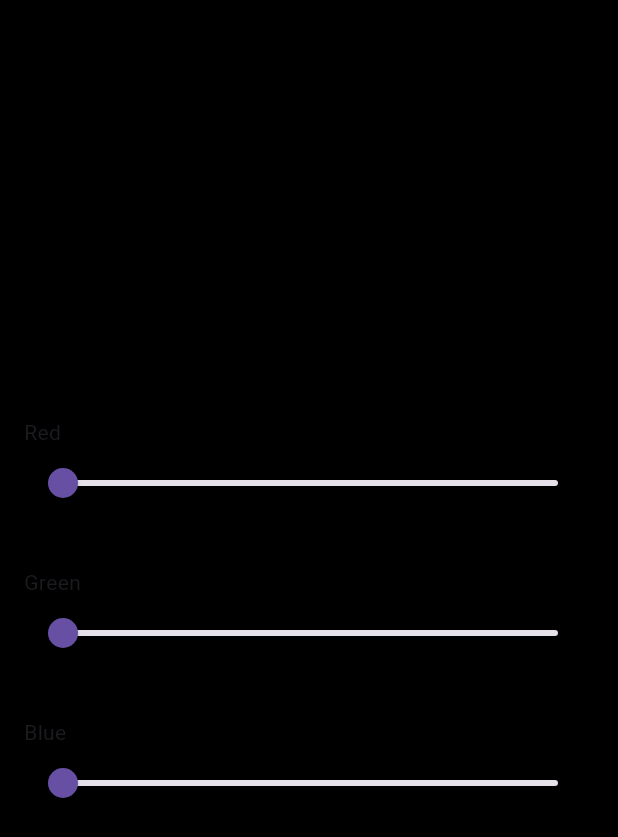
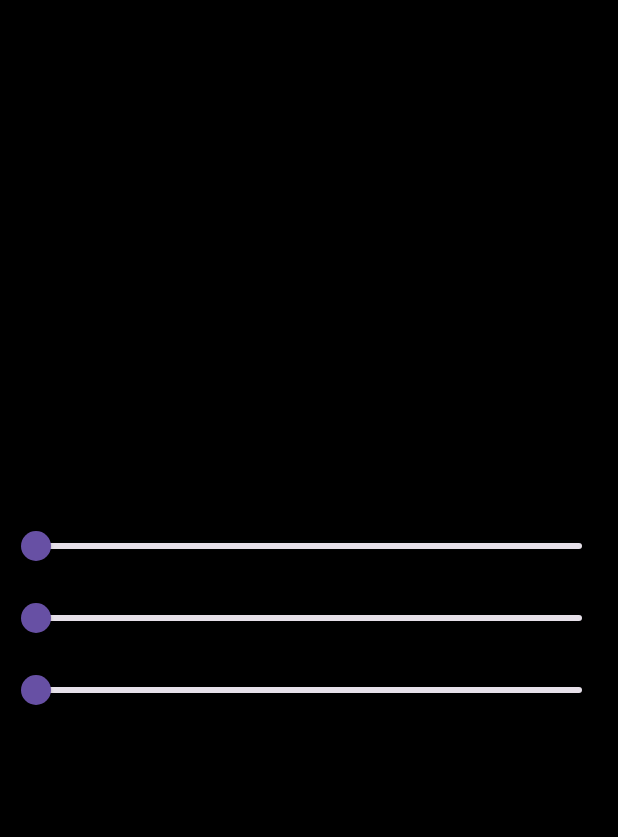
Before and after one commit to sahilgediya6405/Flutter_class, a Flutter app: the screen it shows after launch, on a phone screen of 412 x 824 dp. Shown: the top 837 px of the screen. Run offline on Flutter 3.47's test engine with Material 3 defaults, Android fonts, the light colour scheme and no system bars.

Commit message:
Assignment

```diff
--- a/Assignment/module-3/Q-10/lib/main.dart
+++ b/Assignment/module-3/Q-10/lib/main.dart
@@ -19,61 +19,56 @@ class ColorChanger extends StatefulWidget {
 }
 
 class _ColorChangerState extends State<ColorChanger> {
-  double _red = 0;
-  double _green = 0;
-  double _blue = 0;
+  double red = 0;
+  double green = 0;
+  double blue = 0;
 
   @override
   Widget build(BuildContext context) {
     return Scaffold(
       body: Container(
         color: Color.fromRGBO(
-          _red.toInt(),
-          _green.toInt(),
-          _blue.toInt(),
+          red.round(),
+          green.round(),
+          blue.round(),
           1.0,
         ),
         child: Column(
           mainAxisAlignment: MainAxisAlignment.center,
-          children: <Widget>[
-            _buildSlider('Red', _red, (value) {
+          children: [
+            Slider(
+                value: red,
+                onChanged: (value) {
                   setState(() {
-                _red = value;
+                    red = value;
                   });
-            }),
-            _buildSlider('Green', _green, (value) {
+                },
+                min: 0,
+                max: 255,
+                label: 'Red: $red'),
+            Slider(
+                value: green,
+                onChanged: (value) {
                   setState(() {
-                _green = value;
+                    green = value;
                   });
-            }),
-            _buildSlider('Blue', _blue, (value) {
+                },
+                min: 0,
+                max: 255,
+                label: 'Green: $green'),
+            Slider(
+                value: blue,
+                onChanged: (value) {
                   setState(() {
-                _blue = value;
+                    blue = value;
                   });
-            }),
+                },
+                min: 0,
+                max: 255,
+                label: 'Blue: $blue'),
           ],
         ),
       ),
     );
   }
-
-  Widget _buildSlider(
-      String label, double value, ValueChanged<double> onChanged) {
-    return Padding(
-      padding: const EdgeInsets.all(16.0),
-      child: Column(
-        crossAxisAlignment: CrossAxisAlignment.start,
-        children: <Widget>[
-          Text(label),
-          Slider(
-            value: value,
-            min: 0,
-            max: 255,
-            divisions: 255,
-            onChanged: onChanged,
-          ),
-        ],
-      ),
-    );
 }
-}
--- a/Assignment/module-3/Q-11/lib/Ragistration.dart
+++ b/Assignment/module-3/Q-11/lib/Ragistration.dart
@@ -12,7 +12,7 @@ class _RagistrationState extends State<Ragistration> {
   bool Swiched = false;
   @override
   Widget build(BuildContext context) {
-    void toggleSwitch(bool value) {
+    void message(bool value) {
       if (Swiched == false) {
         setState(() {
           Swiched = true;
@@ -128,7 +128,7 @@ class _RagistrationState extends State<Ragistration> {
               ),
               Switch(
                 value: Swiched,
-                onChanged: toggleSwitch,
+                onChanged: message,
                 activeColor: Colors.blue,
               ),
             ],
--- a/Assignment/module-3/Q-3/lib/main.dart
+++ b/Assignment/module-3/Q-3/lib/main.dart
@@ -8,7 +8,7 @@ void main() {
 }
 
 class MainApp extends StatelessWidget {
-  final _name = TextEditingController();
+  final name = TextEditingController();
 
   @override
   Widget build(BuildContext context) {
@@ -19,7 +19,7 @@ class MainApp extends StatelessWidget {
           Padding(
             padding: EdgeInsets.all(10),
             child: TextField(
-                controller: _name,
+                controller: name,
                 decoration: InputDecoration(
                     border: OutlineInputBorder(
                         borderRadius: BorderRadius.all(Radius.circular(10))),
@@ -30,7 +30,7 @@ class MainApp extends StatelessWidget {
                 Navigator.push(
                     context,
                     MaterialPageRoute(
-                        builder: (context) => Screen2(name: _name.text)));
+                        builder: (context) => Screen2(name: name.text)));
               },
               child: Text("SEND"))
         ],
```
Also changed, not shown: Assignment/module-3/Q-4/lib/main.dart (+6 -6 lines), Assignment/module-3/Q-9/lib/main.dart (+36 -85 lines). Lines whose indentation alone changed are shown as unchanged.
